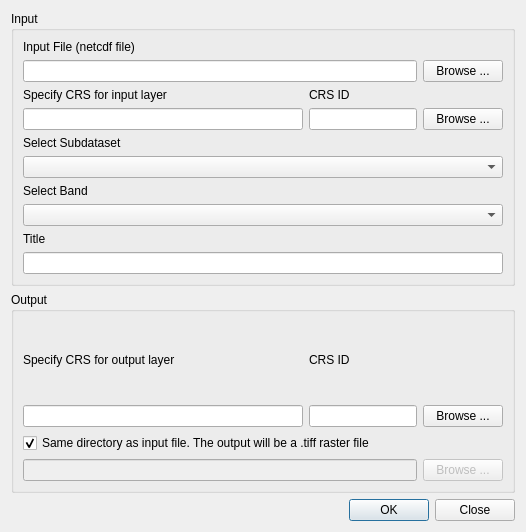
Above: cdf_converter_dialog_base.ui from ivanbusthomi/cdf_converter before the change. Below: the same form after it.
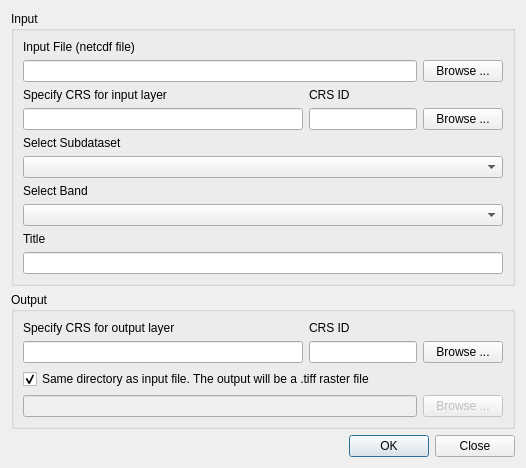
That is the form after the change.

Diff of the .ui file:
```diff
--- a/cdf_converter_dialog_base.ui
+++ b/cdf_converter_dialog_base.ui
@@ -7,7 +7,7 @@
     <x>0</x>
     <y>0</y>
     <width>526</width>
-    <height>532</height>
+    <height>446</height>
    </rect>
   </property>
   <property name="windowTitle">
@@ -138,7 +138,11 @@
          </widget>
         </item>
         <item row="1" column="0">
-         <widget class="QLineEdit" name="output_crs_input"/>
+         <widget class="QLineEdit" name="output_crs_input">
+          <property name="readOnly">
+           <bool>true</bool>
+          </property>
+         </widget>
         </item>
         <item row="0" column="0">
          <widget class="QLabel" name="label_6">
```
Left out of the diff: 15 changed lines with no effect on the pictures.
